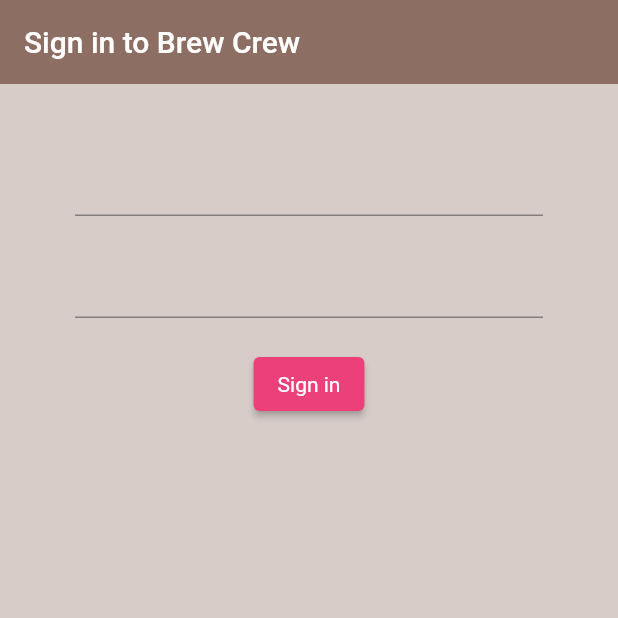
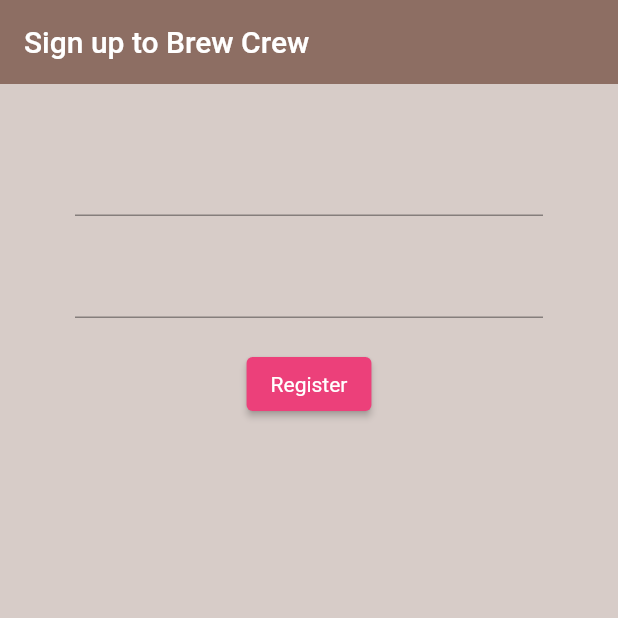
Before and after one commit to AlexTheLion123/flutterNetNinja, a Flutter app: the screen it shows after launch, on a phone screen of 412 x 824 dp, the top half of it. Run offline on Flutter 3.47's test engine with Material 2 defaults, Android fonts, the light colour scheme and no system bars; our stand-ins replace firebase_auth, firebase_core; accounts and stored records are empty.

Commit message:
register form

```diff
--- a/lib/screens/authenticate/authenticate.dart
+++ b/lib/screens/authenticate/authenticate.dart
@@ -1,5 +1,5 @@
 import 'package:flutter/material.dart';
-import 'package:netninja/screens/authenticate/sign_in.dart';
+import 'package:netninja/screens/authenticate/register.dart';
 
 class Authenticate extends StatefulWidget {
   const Authenticate({Key? key}) : super(key: key);
@@ -11,6 +11,6 @@
 class _AuthenticateState extends State<Authenticate> {
   @override
   Widget build(BuildContext context) {
-    return const SignIn();
+    return const Register();
   }
 }
--- /dev/null
+++ b/lib/screens/authenticate/register.dart
@@ -0,0 +1,64 @@
+import 'package:flutter/material.dart';
+import 'package:netninja/services/auth.dart';
+
+class Register extends StatefulWidget {
+  const Register({Key? key}) : super(key: key);
+
+  @override
+  _RegisterState createState() => _RegisterState();
+}
+
+class _RegisterState extends State<Register> {
+  final AuthService _auth = AuthService();
+
+  // text field state
+  String email = '';
+  String password = '';
+
+  @override
+  Widget build(BuildContext context) {
+    return Scaffold(
+      backgroundColor: Colors.brown[100],
+      appBar: AppBar(
+        backgroundColor: Colors.brown[400],
+        elevation: 0.0,
+        title: const Text('Sign up to Brew Crew'),
+      ),
+      body: Container(
+        padding: const EdgeInsets.symmetric(vertical: 20.0, horizontal: 50.0),
+        child: Form(
+          child: Column(
+            children: <Widget>[
+              const SizedBox(height: 20.0),
+              TextFormField(
+                onChanged: (val) {
+                  setState(() => email = val);
+                },
+              ),
+              const SizedBox(height: 20),
+              TextFormField(
+                obscureText: true,
+                onChanged: (val) {
+                  setState(() => password = val);
+                },
+              ),
+              const SizedBox(height: 20),
+              ElevatedButton(
+                child: Text('Register'),
+                style: ButtonStyle(
+                    backgroundColor:
+                        MaterialStateProperty.all(Colors.pink[400]),
+                    textStyle: MaterialStateProperty.all(
+                        TextStyle(color: Colors.white))),
+                onPressed: () async {
+                  print(email);
+                  print(password);
+                },
+              ),
+            ],
+          ),
+        ),
+      ),
+    );
+  }
+}
```
